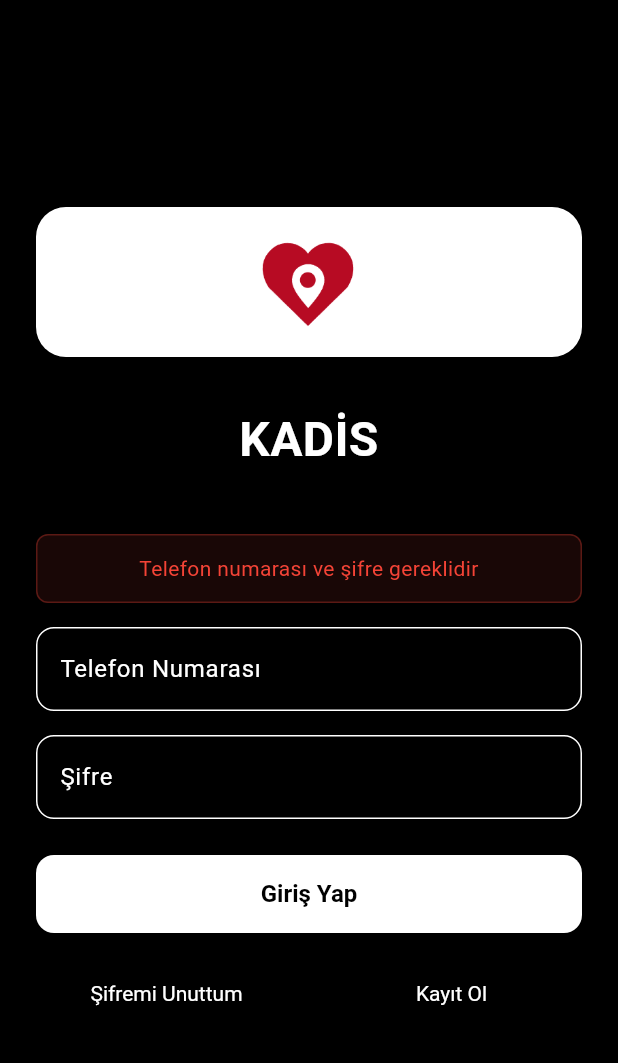
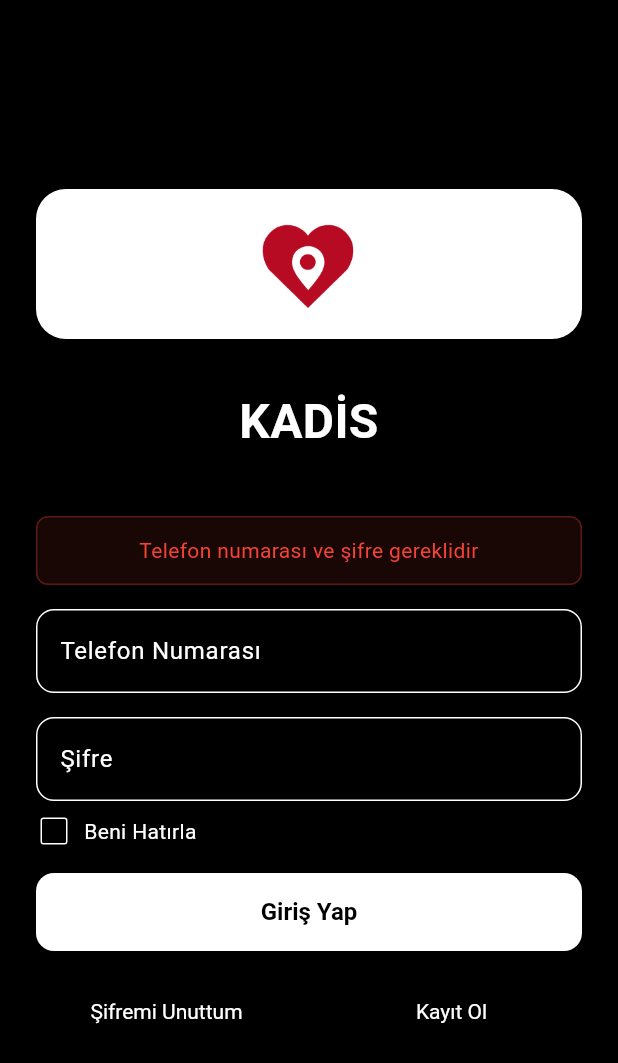
Before and after one commit to redusx/kadis, a Flutter app: the screen it shows after launch, after a tap on "Giriş Yap", on a phone screen of 412 x 824 dp. Shown: the top 1063 px of the screen. Run offline on Flutter 3.47's test engine with Material 3 defaults, Android fonts, the light colour scheme and no system bars; our stand-ins replace flutter_map, geolocator, latlong2, shared_preferences, slider_button; missing offline and left inert: flutter_map_marker_cluster; accounts and stored records are empty.

Commit message:
feat: Beni Hatirla checkbox, otomatik giris, hesap silme ve cikis onay dialoglari eklendi

```diff
--- a/mobile_apps/lib/core/routes/app_routes.dart
+++ b/mobile_apps/lib/core/routes/app_routes.dart
@@ -1,5 +1,6 @@
 import 'package:flutter/material.dart';
 import '../../screens/auth/login_screen.dart';
+import '../../screens/auth/splash_screen.dart';
 import '../../screens/auth/register_screen.dart';
 import '../../screens/auth/forgot_password_screen.dart';
 import '../../screens/auth/reset_password_screen.dart';
@@ -10,7 +11,8 @@ import '../../screens/request/requests_list_screen.dart';
 
 class AppRoutes {
   // Route names
-  static const String login = '/';
+  static const String splash = '/';
+  static const String login = '/login';
   static const String register = '/register';
   static const String forgotPassword = '/forgot-password';
   static const String resetPassword = '/reset-password';
@@ -22,6 +24,8 @@ class AppRoutes {
   // Route generator
   static Route<dynamic> generateRoute(RouteSettings settings) {
     switch (settings.name) {
+      case splash:
+        return MaterialPageRoute(builder: (_) => const SplashScreen());
       case login:
         return MaterialPageRoute(builder: (_) => const LoginScreen());
       case register:
--- a/mobile_apps/lib/main.dart
+++ b/mobile_apps/lib/main.dart
@@ -15,7 +15,7 @@ class KabisApp extends StatelessWidget {
       title: 'Kadis',
       debugShowCheckedModeBanner: false,
       theme: AppTheme.darkTheme,
-      initialRoute: AppRoutes.login,
+      initialRoute: AppRoutes.splash,
       onGenerateRoute: AppRoutes.generateRoute,
     );
   }
--- a/mobile_apps/lib/screens/auth/login_screen.dart
+++ b/mobile_apps/lib/screens/auth/login_screen.dart
@@ -17,6 +17,7 @@ class _LoginScreenState extends State<LoginScreen> {
   final AuthService _authService = AuthService();
 
   bool _isLoading = false;
+  bool _rememberMe = false;
   String? _errorMessage;
 
   @override
@@ -47,6 +48,7 @@ class _LoginScreenState extends State<LoginScreen> {
       final response = await _authService.login(
         phoneNumber: phone,
         password: password,
+        rememberMe: _rememberMe,
       );
 
       if (!mounted) return;
@@ -144,7 +146,44 @@ class _LoginScreenState extends State<LoginScreen> {
                   controller: _passwordController,
                   obscureText: true,
                 ),
-                const SizedBox(height: 24),
+                const SizedBox(height: 8),
+
+                // Beni Hatırla Checkbox
+                Row(
+                  children: [
+                    SizedBox(
+                      height: 24,
+                      width: 24,
+                      child: Checkbox(
+                        value: _rememberMe,
+                        onChanged: (value) {
+                          setState(() {
+                            _rememberMe = value ?? false;
+                          });
+                        },
+                        activeColor: AppTheme.foreground,
+                        checkColor: AppTheme.background,
+                        side: const BorderSide(color: AppTheme.foreground),
+                      ),
+                    ),
+                    const SizedBox(width: 8),
+                    GestureDetector(
+                      onTap: () {
+                        setState(() {
+                          _rememberMe = !_rememberMe;
+                        });
+                      },
+                      child: const Text(
+                        'Beni Hatırla',
+                        style: TextStyle(
+                          color: AppTheme.foreground,
+                          fontSize: 14,
+                        ),
+                      ),
+                    ),
+                  ],
+                ),
+                const SizedBox(height: 16),
 
                 // Login Button
                 SizedBox(
--- /dev/null
+++ b/mobile_apps/lib/screens/auth/splash_screen.dart
@@ -0,0 +1,84 @@
+import 'package:flutter/material.dart';
+import '../../core/theme/app_theme.dart';
+import '../../core/routes/app_routes.dart';
+import '../../services/auth_service.dart';
+
+/// Splash Screen
+/// Uygulama başlarken "Beni Hatırla" ve token kontrolü yapar.
+/// Geçerli oturum varsa ana sayfaya, yoksa giriş sayfasına yönlendirir.
+
+class SplashScreen extends StatefulWidget {
+  const SplashScreen({super.key});
+
+  @override
+  State<SplashScreen> createState() => _SplashScreenState();
+}
+
+class _SplashScreenState extends State<SplashScreen> {
+  final AuthService _authService = AuthService();
+
+  @override
+  void initState() {
+    super.initState();
+    _checkAutoLogin();
+  }
+
+  Future<void> _checkAutoLogin() async {
+    try {
+      final canAutoLogin = await _authService.tryAutoLogin();
+
+      if (!mounted) return;
+
+      if (canAutoLogin) {
+        Navigator.pushReplacementNamed(context, AppRoutes.home);
+      } else {
+        Navigator.pushReplacementNamed(context, AppRoutes.login);
+      }
+    } catch (e) {
+      if (!mounted) return;
+      Navigator.pushReplacementNamed(context, AppRoutes.login);
+    }
+  }
+
+  @override
+  Widget build(BuildContext context) {
+    return Scaffold(
+      body: Center(
+        child: Column(
+          mainAxisAlignment: MainAxisAlignment.center,
+          children: [
+            // Logo
+            Container(
+              height: 100,
+              width: 100,
+              decoration: BoxDecoration(
+                color: AppTheme.foreground,
+                borderRadius: BorderRadius.circular(20),
+              ),
+              child: Padding(
+                padding: const EdgeInsets.all(16.0),
+                child: Image.asset(
+                  'assets/images/logo.png',
+                  fit: BoxFit.contain,
+                ),
+              ),
+            ),
+            const SizedBox(height: 24),
+            const Text(
+              'KADİS',
+              style: TextStyle(
+                color: AppTheme.foreground,
+                fontSize: 28,
+                fontWeight: FontWeight.bold,
+              ),
+            ),
+            const SizedBox(height: 32),
+            const CircularProgressIndicator(
+              valueColor: AlwaysStoppedAnimation<Color>(AppTheme.foreground),
+            ),
+          ],
+        ),
+      ),
+    );
+  }
+}
--- a/mobile_apps/lib/services/auth_service.dart
+++ b/mobile_apps/lib/services/auth_service.dart
@@ -18,6 +18,7 @@ class AuthService {
   Future<ApiResponse<Map<String, dynamic>>> login({
     required String phoneNumber,
     required String password,
+    bool rememberMe = false,
   }) async {
     final response = await _apiClient.post<Map<String, dynamic>>(
       ApiConfig.authLogin,
@@ -47,6 +48,7 @@ class AuthService {
       if (token != null) {
         await TokenStorage.saveToken(token);
         await TokenStorage.savePhoneNumber(phoneNumber);
+        await TokenStorage.saveRememberMe(rememberMe);
       }
       if (userId != null) {
         await TokenStorage.saveUserId(userId);
@@ -114,6 +116,28 @@ class AuthService {
     return await TokenStorage.hasToken();
   }
 
+  /// Otomatik giriş denemesi
+  /// "Beni Hatırla" aktifse ve geçerli token varsa true döner
+  Future<bool> tryAutoLogin() async {
+    final rememberMe = await TokenStorage.getRememberMe();
+    if (!rememberMe) return false;
+
+    final token = await TokenStorage.getToken();
+    if (token == null || token.isEmpty) return false;
+
+    try {
+      // Token'ın hâlâ geçerli olup olmadığını backend'e sorarak kontrol et
+      final response = await _apiClient.get<Map<String, dynamic>>(
+        ApiConfig.userProfile,
+        requiresAuth: true,
+      );
+      return response.success;
+    } catch (e) {
+      // Token geçersiz veya bağlantı hatası → otomatik giriş başarısız
+      return false;
+    }
+  }
+
   /// Mevcut token'ı al
   Future<String?> getToken() async {
     return await TokenStorage.getToken();
--- a/mobile_apps/lib/services/token_storage.dart
+++ b/mobile_apps/lib/services/token_storage.dart
@@ -7,6 +7,7 @@ class TokenStorage {
   static const String _tokenKey = 'jwt_token';
   static const String _userIdKey = 'user_id';
   static const String _phoneNumberKey = 'phone_number';
+  static const String _rememberMeKey = 'remember_me';
 
   /// Token kaydet
   static Future<void> saveToken(String token) async {
@@ -56,11 +57,24 @@ class TokenStorage {
     return prefs.getString(_phoneNumberKey);
   }
 
+  /// Beni Hatırla bayrağını kaydet
+  static Future<void> saveRememberMe(bool value) async {
+    final prefs = await SharedPreferences.getInstance();
+    await prefs.setBool(_rememberMeKey, value);
+  }
+
+  /// Beni Hatırla bayrağını al
+  static Future<bool> getRememberMe() async {
+    final prefs = await SharedPreferences.getInstance();
+    return prefs.getBool(_rememberMeKey) ?? false;
+  }
+
   /// Tüm verileri temizle (logout)
   static Future<void> clearAll() async {
     final prefs = await SharedPreferences.getInstance();
     await prefs.remove(_tokenKey);
     await prefs.remove(_userIdKey);
     await prefs.remove(_phoneNumberKey);
+    await prefs.remove(_rememberMeKey);
   }
 }
```
Also changed, not shown: mobile_apps/lib/screens/profile/profile_screen.dart (+128 -1 lines).
